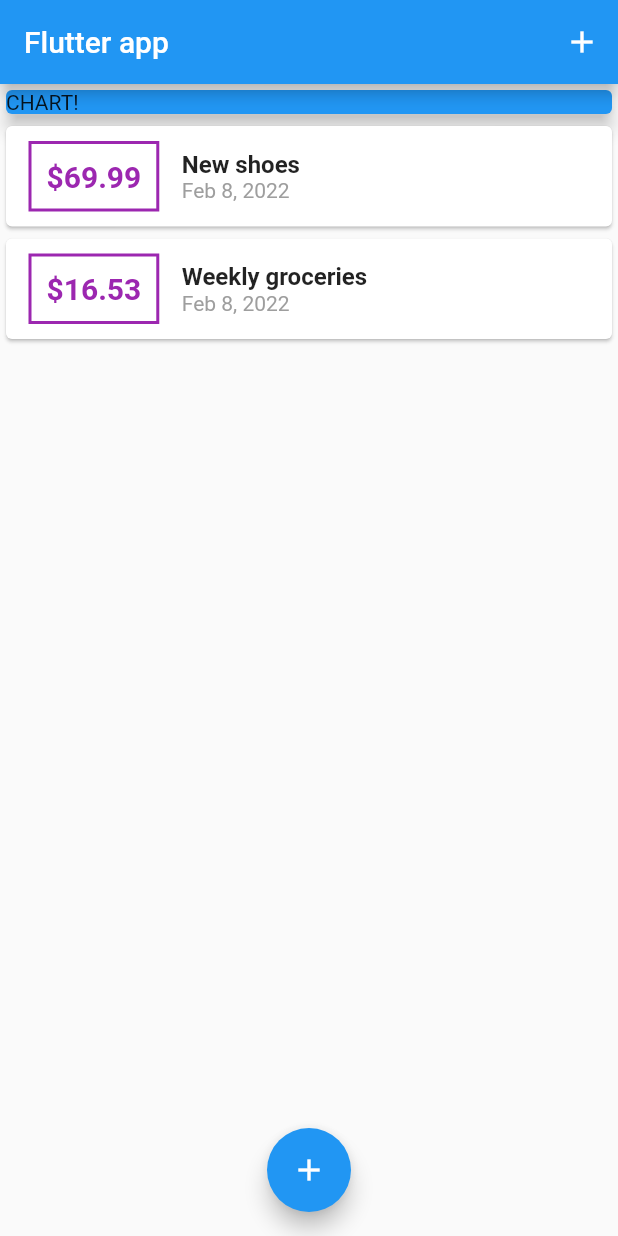
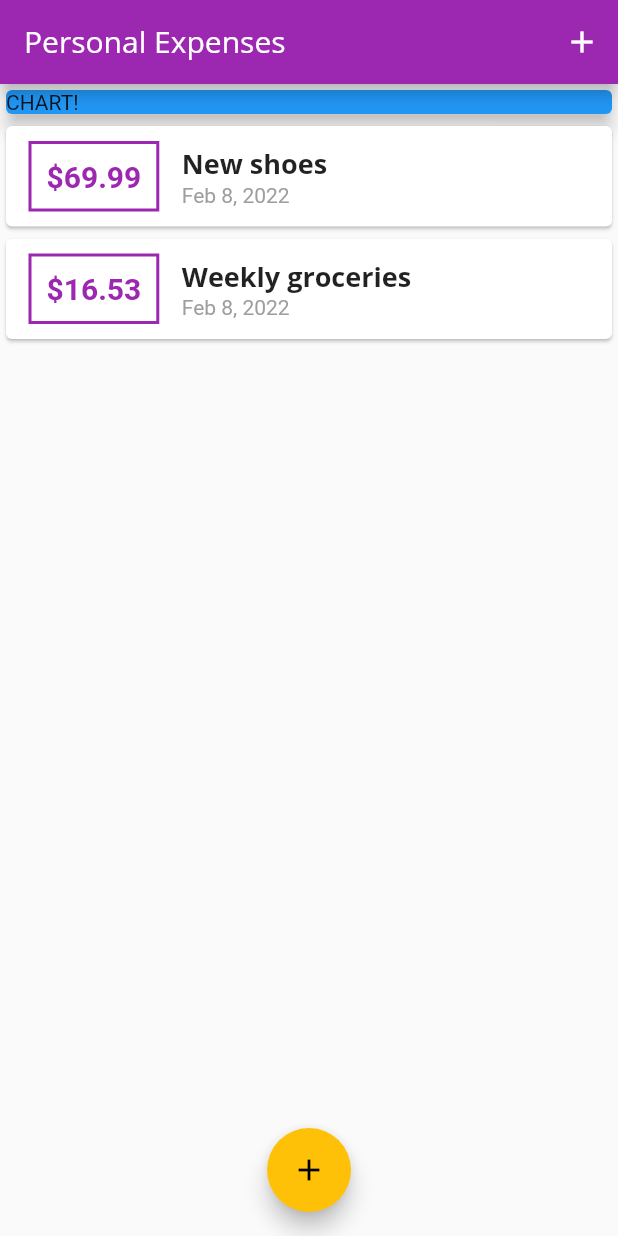
Before and after one commit to ayoline/Personal-Expenses-app, a Flutter app: the screen it shows after launch, on a phone screen of 412 x 824 dp. Run offline on Flutter 3.47's test engine with Material 2 defaults, Android fonts, the phone set to English and light mode, and no system bars.

Commit message:
update with fonts and assets

```diff
--- a/lib/main.dart
+++ b/lib/main.dart
@@ -14,10 +14,24 @@ class MyApp extends StatelessWidget {
   @override
   Widget build(BuildContext context) {
     return MaterialApp(
-      title: 'Flutter Demo',
+      title: 'Personal Expenses',
       theme: ThemeData(
-        primarySwatch: Colors.blue,
-      ),
+          primarySwatch: Colors.purple,
+          accentColor: Colors.amber,
+          fontFamily: 'Quicksand',
+          textTheme: ThemeData.light().textTheme.copyWith(
+                  headline6: const TextStyle(
+                fontFamily: 'OpenSans',
+                fontWeight: FontWeight.bold,
+                fontSize: 18,
+              )),
+          appBarTheme: AppBarTheme(
+            textTheme: ThemeData.light().textTheme.copyWith(
+                    headline6: const TextStyle(
+                  fontFamily: 'OpenSans',
+                  fontSize: 20,
+                )),
+          )),
       home: const MyHomePage(),
     );
   }
@@ -76,7 +90,7 @@ class _MyHomePageState extends State<MyHomePage> {
   Widget build(BuildContext context) {
     return Scaffold(
       appBar: AppBar(
-        title: const Text('Flutter app'),
+        title: const Text('Personal Expenses'),
         actions: [
           IconButton(
             onPressed: () => _startAddNewTransaction(context),
--- a/lib/widgets/transaction_list.dart
+++ b/lib/widgets/transaction_list.dart
@@ -26,17 +26,17 @@ class TransactionList extends StatelessWidget {
                   ),
                   decoration: BoxDecoration(
                     border: Border.all(
-                      color: Colors.purple,
+                      color: Theme.of(context).primaryColor,
                       width: 2,
                     ),
                   ),
                   padding: const EdgeInsets.all(10),
                   child: Text(
                     '\$${_transaction[index].amount!.toStringAsFixed(2)}',
-                    style: const TextStyle(
+                    style: TextStyle(
                       fontWeight: FontWeight.bold,
                       fontSize: 20,
-                      color: Colors.purple,
+                      color: Theme.of(context).primaryColor,
                     ),
                   ),
                 ),
@@ -45,10 +45,7 @@ class TransactionList extends StatelessWidget {
                   children: [
                     Text(
                       _transaction[index].title!,
-                      style: const TextStyle(
-                        fontSize: 16,
-                        fontWeight: FontWeight.bold,
-                      ),
+                      style: Theme.of(context).textTheme.headline6,
                     ),
                     Text(
                       DateFormat.yMMMd().format(_transaction[index].date!),
```
Also changed, not shown: pubspec.yaml (+11 -6 lines), assets/fonts/OpenSans-Bold.ttf (added), assets/fonts/OpenSans-Regular.ttf (added), assets/fonts/Quicksand-Bold.ttf (added), assets/fonts/Quicksand-Light.ttf (added), assets/fonts/Quicksand-Medium.ttf (added), assets/fonts/Quicksand-Regular.ttf (added).
